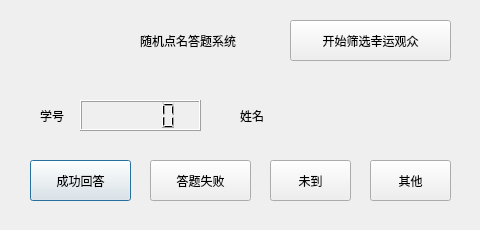
Above: ui/RandomCheckUI.ui from datamonday/Face-Recognition-Class-Attendance-System before the change. Below: the same form after it.
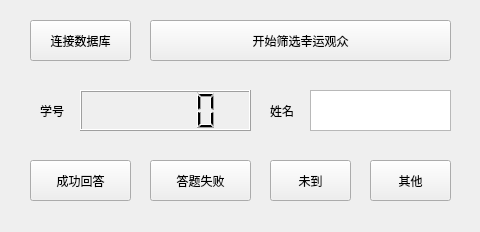
That is the form after the change.

Commit message: Update Random Check Answer

```diff
--- a/ui/RandomCheckUI.ui
+++ b/ui/RandomCheckUI.ui
@@ -1,31 +1,18 @@
 <?xml version="1.0" encoding="UTF-8"?>
 <ui version="4.0">
- <class>Dialog</class>
- <widget class="QDialog" name="Dialog">
+ <class>Form</class>
+ <widget class="QWidget" name="Form">
   <property name="geometry">
    <rect>
     <x>0</x>
     <y>0</y>
     <width>480</width>
-    <height>230</height>
+    <height>232</height>
    </rect>
   </property>
   <property name="windowTitle">
-   <string>Dialog</string>
+   <string>Form</string>
   </property>
-  <widget class="QLabel" name="label_title">
-   <property name="geometry">
-    <rect>
-     <x>140</x>
-     <y>20</y>
-     <width>111</width>
-     <height>41</height>
-    </rect>
-   </property>
-   <property name="text">
-    <string>随机点名答题系统</string>
-   </property>
-  </widget>
   <widget class="QPushButton" name="pb_success">
    <property name="geometry">
     <rect>
@@ -39,55 +26,19 @@
     <string>成功回答</string>
    </property>
   </widget>
-  <widget class="QLabel" name="label_id">
+  <widget class="QLabel" name="label">
    <property name="geometry">
     <rect>
-     <x>40</x>
-     <y>100</y>
+     <x>270</x>
+     <y>90</y>
      <width>31</width>
-     <height>31</height>
-    </rect>
-   </property>
-   <property name="text">
-    <string>学号</string>
-   </property>
-  </widget>
-  <widget class="QLCDNumber" name="lcdNumber_id">
-   <property name="geometry">
-    <rect>
-     <x>80</x>
-     <y>100</y>
-     <width>121</width>
-     <height>31</height>
-    </rect>
-   </property>
-  </widget>
-  <widget class="QLabel" name="label_name2">
-   <property name="geometry">
-    <rect>
-     <x>240</x>
-     <y>100</y>
-     <width>31</width>
-     <height>31</height>
+     <height>41</height>
     </rect>
    </property>
    <property name="text">
     <string>姓名</string>
    </property>
   </widget>
-  <widget class="QLabel" name="label_name">
-   <property name="geometry">
-    <rect>
-     <x>280</x>
-     <y>100</y>
-     <width>171</width>
-     <height>31</height>
-    </rect>
-   </property>
-   <property name="text">
-    <string/>
-   </property>
-  </widget>
   <widget class="QPushButton" name="pb_fail">
    <property name="geometry">
     <rect>
@@ -101,17 +52,17 @@
     <string>答题失败</string>
    </property>
   </widget>
-  <widget class="QPushButton" name="pb_absence">
+  <widget class="QLabel" name="label_id">
    <property name="geometry">
     <rect>
-     <x>270</x>
-     <y>160</y>
-     <width>81</width>
+     <x>40</x>
+     <y>90</y>
+     <width>31</width>
      <height>41</height>
     </rect>
    </property>
    <property name="text">
-    <string>未到</string>
+    <string>学号</string>
    </property>
   </widget>
   <widget class="QPushButton" name="pb_other">
@@ -127,12 +78,35 @@
     <string>其他</string>
    </property>
   </widget>
+  <widget class="QLabel" name="label_name">
+   <property name="geometry">
+    <rect>
+     <x>280</x>
+     <y>90</y>
+     <width>171</width>
+     <height>31</height>
+    </rect>
+   </property>
+   <property name="text">
+    <string/>
+   </property>
+  </widget>
+  <widget class="QLCDNumber" name="lcdNumber_id">
+   <property name="geometry">
+    <rect>
+     <x>80</x>
+     <y>90</y>
+     <width>171</width>
+     <height>41</height>
+    </rect>
+   </property>
+  </widget>
   <widget class="QPushButton" name="pb_start">
    <property name="geometry">
     <rect>
-     <x>290</x>
+     <x>150</x>
      <y>20</y>
-     <width>161</width>
+     <width>301</width>
      <height>41</height>
     </rect>
    </property>
@@ -140,6 +114,42 @@
     <string>开始筛选幸运观众</string>
    </property>
   </widget>
+  <widget class="QPushButton" name="pb_connect_db">
+   <property name="geometry">
+    <rect>
+     <x>30</x>
+     <y>20</y>
+     <width>101</width>
+     <height>41</height>
+    </rect>
+   </property>
+   <property name="text">
+    <string>连接数据库</string>
+   </property>
+  </widget>
+  <widget class="QTextBrowser" name="textBrowser_name">
+   <property name="geometry">
+    <rect>
+     <x>310</x>
+     <y>90</y>
+     <width>141</width>
+     <height>41</height>
+    </rect>
+   </property>
+  </widget>
+  <widget class="QPushButton" name="pb_absence">
+   <property name="geometry">
+    <rect>
+     <x>270</x>
+     <y>160</y>
+     <width>81</width>
+     <height>41</height>
+    </rect>
+   </property>
+   <property name="text">
+    <string>未到</string>
+   </property>
+  </widget>
  </widget>
  <tabstops>
   <tabstop>pb_success</tabstop>
```
Left out of the diff: 7 changed lines with no effect on the pictures. The commit also changes 21 other files.
